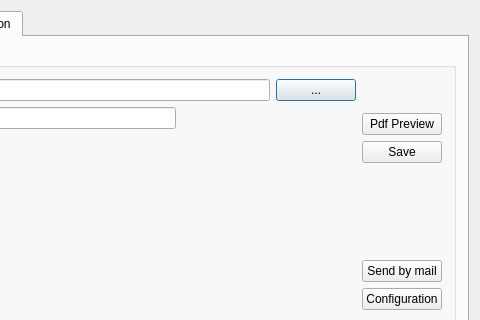
Above: skantopdfdlg.ui from jguardia81/SkanToPdf-V2 before the change; both pictures show x 142 to 622 and y 0 to 320 of the 622 by 411 pixel window. Below: the same form after it.
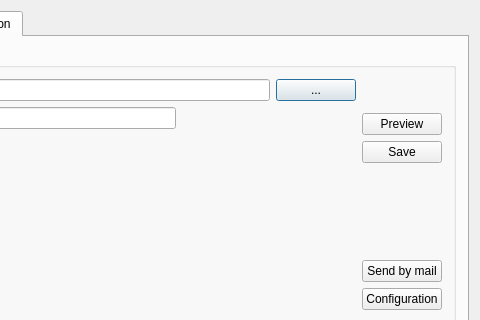
That is the form after the change. Custom widgets are drawn as their Qt base class.

Patch:
```diff
--- a/skantopdfdlg.ui
+++ b/skantopdfdlg.ui
@@ -141,7 +141,7 @@
                 <item>
                  <widget class="QPushButton" name="Btn">
                   <property name="text">
-                   <string>Pdf Preview</string>
+                   <string>Preview</string>
                   </property>
                  </widget>
                 </item>
```
Left out of the diff: 2 changed lines with no effect on the pictures.
